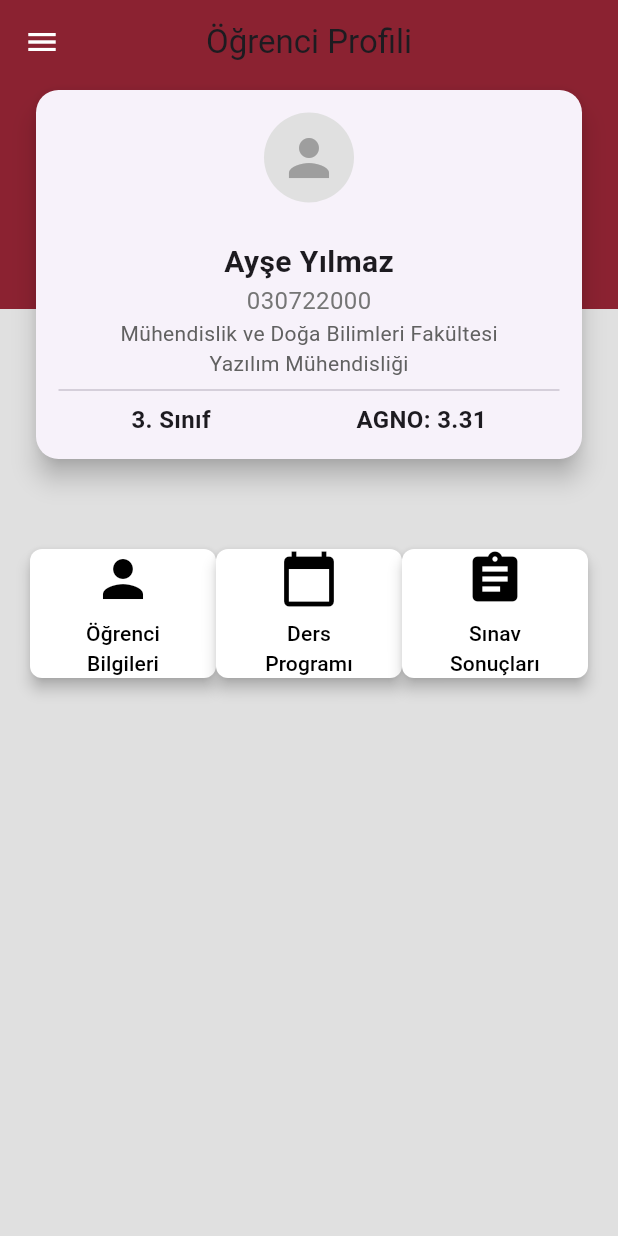
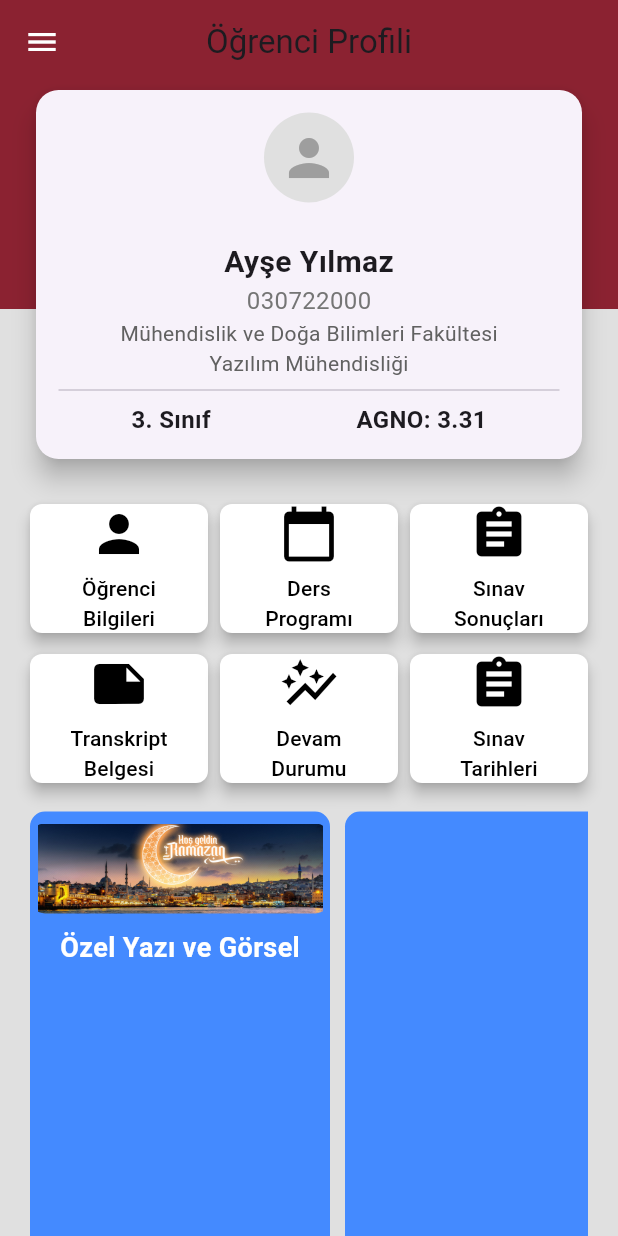
Before and after one commit to busrabetus/izu-mobil, a Flutter app: the HomePage screen opened directly, on a phone screen of 412 x 824 dp. Run offline on Flutter 3.47's test engine with Material 3 defaults, Android fonts, the phone set to English and light mode, and no system bars.

Commit message:
Duyuru kartları eklendi

```diff
--- a/lib/screens/homepage.dart
+++ b/lib/screens/homepage.dart
@@ -130,22 +130,97 @@ class HomePage extends StatelessWidget {
             ),
           ),
           Positioned(
-            top: 310,
+            top: 280,
             left: 20,
             right: 20,
             child: Row(
               mainAxisAlignment: MainAxisAlignment.spaceBetween,
               children: [
                 menuButton(Icons.person, "Öğrenci Bilgileri", context, ogrencibilgileri()),
+                SizedBox(width: 8),
                 menuButton(Icons.calendar_today, "Ders Programı", context, null),
+                SizedBox(width: 8),
                 menuButton(Icons.assignment, "Sınav Sonuçları", context, null),
               ],
             ),
           ),
+          Positioned(
+            top: 380,
+            left: 20,
+            right: 20,
+            child: Row(
+              mainAxisAlignment: MainAxisAlignment.spaceBetween,
+              children: [
+                menuButton(Icons.note, "Transkript Belgesi", context, null),
+                SizedBox(width: 8),
+                menuButton(Icons.auto_graph, "Devam Durumu", context, null),
+                SizedBox(width: 8),
+                menuButton(Icons.assignment, "Sınav Tarihleri", context, null),
+              ],
+            ),
+          ),
+          Positioned(
+            top: 480,
+            left: 20,
+            right: 20,
+            child: SizedBox(
+              child: SingleChildScrollView(
+                scrollDirection: Axis.horizontal,
+                child: Row(
+                    children: List.generate(5, (index) => _buildCard(index))
+                ),
+              )
+            )
+          )
         ],
       ),
     );
   }
+
+  Widget _buildCard(int index) {
+    return Container(
+      width: 200,
+      height: 300,
+      margin: EdgeInsets.only(right: 10, top: 5),
+      decoration: BoxDecoration(
+        color: Colors.blueAccent,
+        borderRadius: BorderRadius.circular(10),
+      ),
+      child: Center(
+        child: index == 0
+            ? Column(
+          mainAxisAlignment: MainAxisAlignment.start,
+          crossAxisAlignment: CrossAxisAlignment.center,
+          children: [
+            Padding(
+              padding: EdgeInsets.only(top: 8),
+        child: ClipRRect(
+          borderRadius: BorderRadius.circular(10),
+          child: Image.asset(
+              'assets/images/hosgeldin_1.jpg', // Görselin yolu
+              width: 200,
+              height: 60,
+              fit: BoxFit.contain,
+              ),
+            ),
+          ),
+            SizedBox(height: 10),
+            // Yazı ekleme
+            Text(
+              'Özel Yazı ve Görsel',
+              style: TextStyle(
+                color: Colors.white,
+                fontSize: 18,
+                fontWeight: FontWeight.bold,
+              ),
+            ),
+          ],
+        )
+            : Container(),
+      ),
+    );
+  }
+
   Widget menuButton(IconData icon, String title, BuildContext context, Widget? page) {
     return Expanded(
       child: ElevatedButton(
--- a/pubspec.yaml
+++ b/pubspec.yaml
@@ -62,6 +62,7 @@ flutter:
   - assets/images/izulogo.png
   - assets/images/Ekran Resmi 2025-03-04 21.03.00.png
   - assets/images/Ekran Resmi 2025-03-04 20.59.57.png
+  - assets/images/hosgeldin_1.jpg
   #   - images/a_dot_ham.jpeg
 
   # An image asset can refer to one or more resolution-specific "variants", see
```
Also changed, not shown: assets/images/hosgeldin_1.jpg (added).
